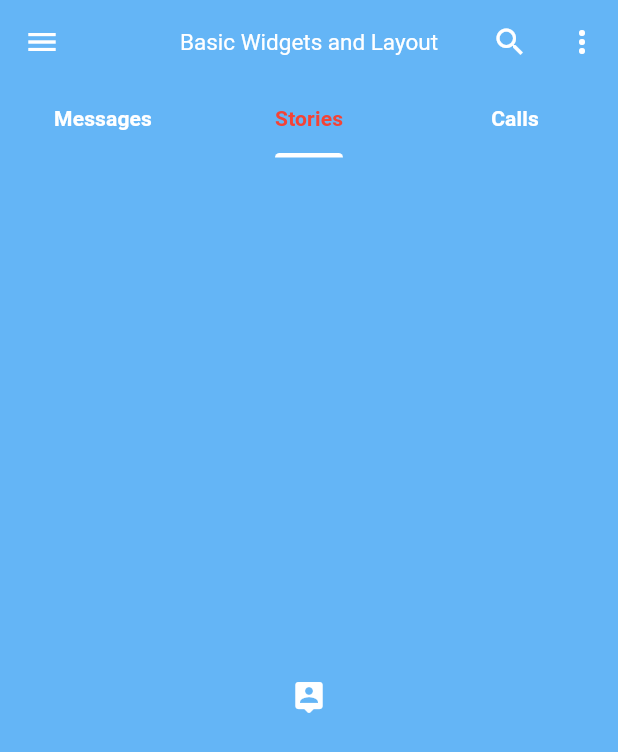
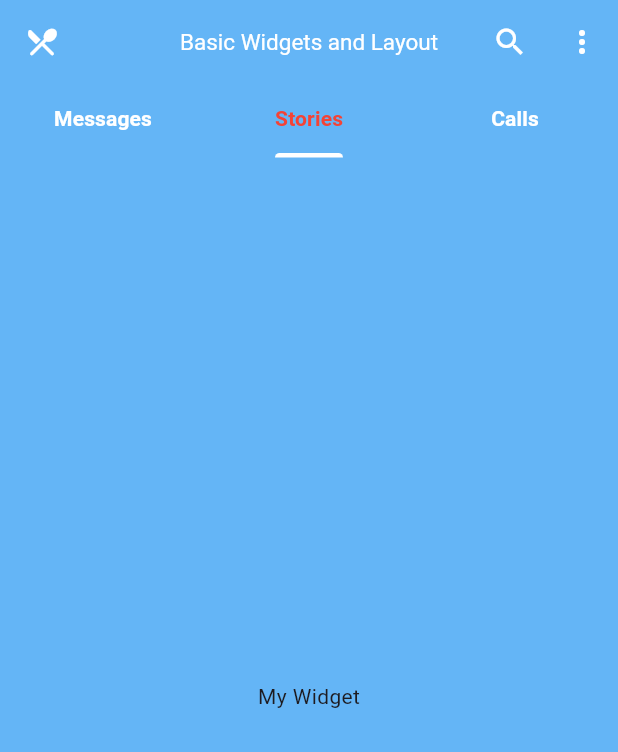
Before and after one commit to udit-raj-simform/flutter_basics, a Flutter app: the screen it shows after launch, tab 2 chosen, on a phone screen of 412 x 824 dp. Shown: the top 752 px of the screen. Run offline on Flutter 3.47's test engine with Material 2 defaults, Android fonts, the phone set to English and light mode, and no system bars.

Commit message:
added: AppBar added: Custom AppBar Height added: Open Drawer in leading added: Set Image to AppBar added: Custom Widget in Bottom:AppBar added: Cupertino Widgets in Material Scaffold reviewed: MaterialApp can be Switched with CupertinoApp

```diff
--- a/lib/main.dart
+++ b/lib/main.dart
@@ -1,7 +1,9 @@
 import 'package:flutter/material.dart';
 import 'package:flutter/services.dart';
+import 'package:flutter_basics/pages/app_bar.dart';
 import 'package:flutter_basics/pages/sliver_app_bar.dart';
 import 'package:flutter_basics/tabs/messages_tab.dart';
+import 'package:flutter_basics/tabs/stories.dart';
 
 void main() {
   WidgetsFlutterBinding.ensureInitialized();
@@ -23,7 +25,7 @@ class MyApp extends StatelessWidget {
   }
 }
 
-enum MyItems { sliverAppbar, itemTwo, itemThree }
+enum MyItems { sliverAppbar, appBar, itemThree }
 
 class Home extends StatefulWidget with PreferredSizeWidget {
   const Home({Key? key}) : super(key: key);
@@ -55,15 +57,19 @@ class _HomeState extends State<Home> {
   @override
   Widget build(BuildContext context) {
     final screenWidth = MediaQuery.of(context).size.width;
+    final GlobalKey<ScaffoldState> myScaffoldKey = GlobalKey<ScaffoldState>();
     return DefaultTabController(
       length: 3,
       child: Scaffold(
         backgroundColor: Colors.blue.shade300,
+        key: myScaffoldKey,
+        drawer: const Drawer(),
         appBar: AppBar(
+            toolbarHeight: 56.0,
             backgroundColor: Colors.blue.shade300,
             foregroundColor: Colors.white,
             shadowColor: Colors.red,
-            surfaceTintColor: Colors.black38,
+            surfaceTintColor: Colors.yellowAccent,
             scrolledUnderElevation: 5.0,
             // best used with notificationPredicate
             primary: true,
@@ -78,7 +84,17 @@ class _HomeState extends State<Home> {
             notificationPredicate: (ScrollNotification notification) {
               return notification.depth == 1;
             },
-            leading: IconButton(onPressed: () {}, icon: const Icon(Icons.menu)),
+            // leading: IconButton(
+            //     onPressed: () {
+            //       myScaffoldKey.currentState!.openDrawer();
+            //     },
+            //     icon: const Icon(Icons.restaurant_menu_rounded)),
+            leading: Builder(
+                builder: (context) => IconButton(
+                    onPressed: () {
+                      Scaffold.of(context).openDrawer();
+                    },
+                    icon: const Icon(Icons.restaurant_menu_rounded))),
             // will override Scaffold.drawer
             title: (isSearchActive)
                 ? mySearchWidget(_controller)
@@ -112,8 +128,13 @@ class _HomeState extends State<Home> {
                         );
 
                         break;
-                      case MyItems.itemTwo:
-                        debugPrint("item 2 called");
+                      case MyItems.appBar:
+                        Navigator.push(
+                          context,
+                          MaterialPageRoute(
+                            builder: (context) => const AppBarPage(),
+                          ),
+                        );
                         break;
                       case MyItems.itemThree:
                         debugPrint("item 3 called");
@@ -130,8 +151,8 @@ class _HomeState extends State<Home> {
                     child: Text('Sliver'),
                   ),
                   const PopupMenuItem<MyItems>(
-                    value: MyItems.itemTwo,
-                    child: Text('Item 2'),
+                    value: MyItems.appBar,
+                    child: Text('AppBar'),
                   ),
                   const PopupMenuItem<MyItems>(
                     value: MyItems.itemThree,
@@ -170,10 +191,7 @@ class _HomeState extends State<Home> {
         body: const TabBarView(
           children: [
             MyMessagesTab(),
-            Icon(
-              Icons.location_history_rounded,
-              color: Colors.white,
-            ),
+            MyStoriesTab(),
             Icon(
               Icons.call_end_rounded,
               color: Colors.white,
--- /dev/null
+++ b/lib/tabs/stories.dart
@@ -0,0 +1,16 @@
+import 'package:flutter/material.dart';
+
+class MyStoriesTab extends StatelessWidget {
+  const MyStoriesTab({Key? key}) : super(key: key);
+
+  @override
+  Widget build(BuildContext context) {
+    return Center(
+      child: Hero(
+          tag: "myWidget",
+          child: Container(
+            child: Text("My Widget"),
+          )),
+    );
+  }
+}
```
Also changed, not shown: lib/pages/app_bar.dart (added, +116 -0 lines).
